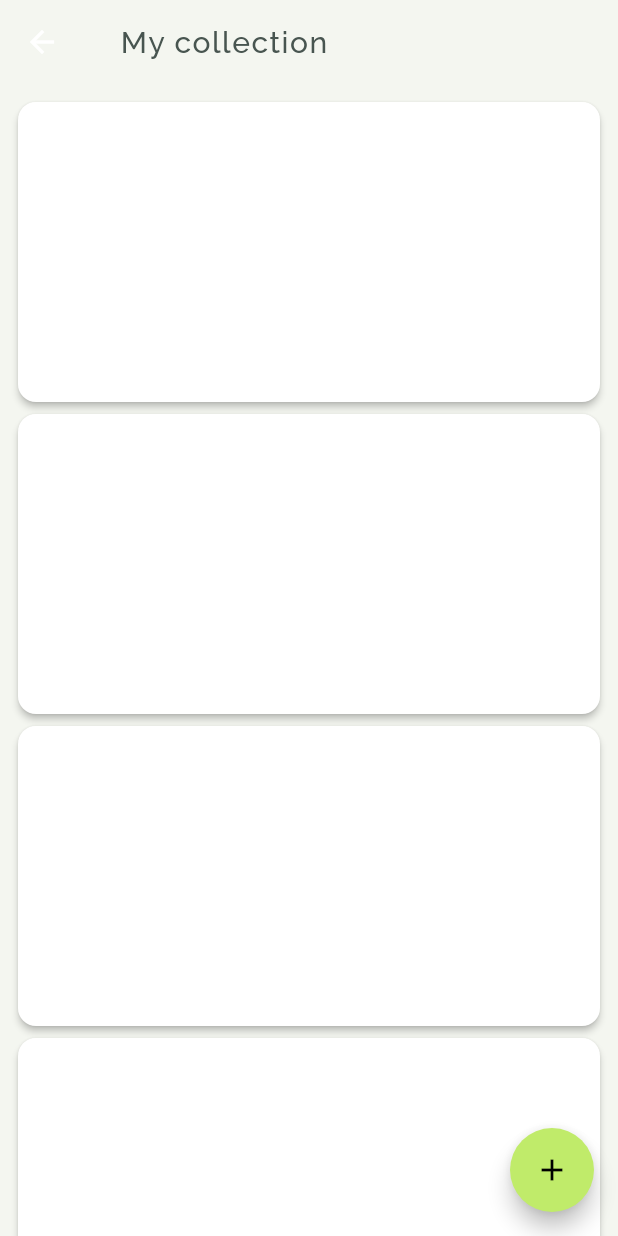
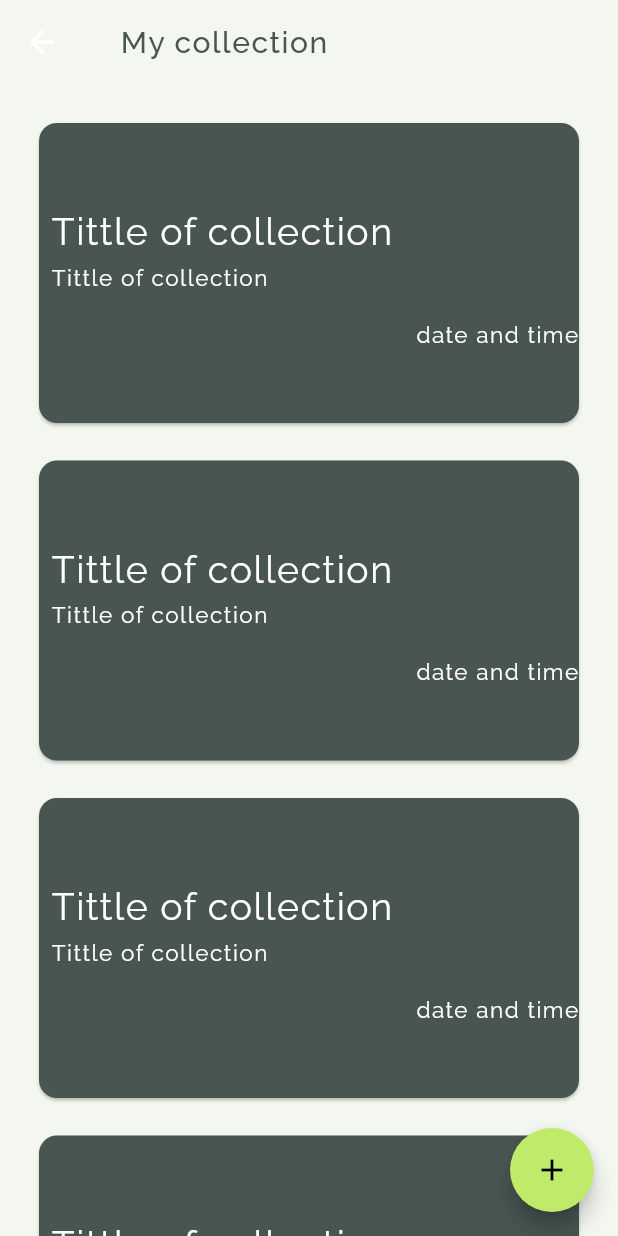
Before and after one commit to aliakbark/flutter_consciousness, a Flutter app: the MyCollection screen opened directly, on a phone screen of 412 x 824 dp. Run offline on Flutter 3.47's test engine with Material 2 defaults, Android fonts, the phone set to English and light mode, and no system bars; our stand-ins replace bottom_navy_bar, community_material_icon, dio, firebase_auth, rxdart, shared_preferences and 2 more; missing offline and left inert: country_pickers; accounts and stored records are empty.

Commit message:
card item labelled

```diff
--- a/lib/src/ui/screens/my_journey/collection_card_item.dart
+++ b/lib/src/ui/screens/my_journey/collection_card_item.dart
@@ -10,13 +10,72 @@ class _CollectionCardItemState extends State<CollectionCardItem> {
   @override
   Widget build(BuildContext context) {
     return Card(
-        elevation: 2,
+        color: Theme.of(context).primaryColor,
+        elevation: 1,
         shape: RoundedRectangleBorder(
             borderRadius: BorderRadius.all(Radius.circular(12))),
         child: ClipRRect(
             borderRadius: BorderRadius.all(Radius.circular(12)),
             child: Container(
               height: 200,
+              child: Column(
+                mainAxisSize: MainAxisSize.max,
+                mainAxisAlignment: MainAxisAlignment.center,
+                children: <Widget>[
+//                  Padding(
+//                    padding: const EdgeInsets.all(8.0),
+//                    child: Row(
+//                      children: <Widget>[
+//                        ClipRRect(
+//                          borderRadius: BorderRadius.all(Radius.circular(48)),
+//                          child: Container(
+//                            height: 40,
+//                            width: 40,
+//                            child: Icon(Icons.transform),
+//                          color: Theme.of(context).scaffoldBackgroundColor,),
+//                        ),
+//                      ],
+//                    ),
+//                  ),
+
+                Padding(
+                  padding: const EdgeInsets.all(8.0),
+                  child: Row(
+                    crossAxisAlignment: CrossAxisAlignment.center,
+                    mainAxisAlignment: MainAxisAlignment.start,
+                    children: <Widget>[
+
+                      Text("Tittle of collection",style: TextStyle(fontSize: 25,color: Colors.white),)
+                    ],
+                  ),
+                ),
+                  Padding(
+                    padding: const EdgeInsets.only(left:8.0),
+                    child: Row(
+                      crossAxisAlignment: CrossAxisAlignment.center,
+                      mainAxisAlignment: MainAxisAlignment.start,
+                      children: <Widget>[
+
+                        Text("Tittle of collection",style: TextStyle(fontSize: 15,color: Colors.white),)
+                      ],
+                    ),
+                  ),
+                  SizedBox(height: 20,),
+                  Padding(
+                    padding: const EdgeInsets.only(left:8.0),
+                    child: Row(
+                      crossAxisAlignment: CrossAxisAlignment.end,
+                      mainAxisAlignment: MainAxisAlignment.end,
+                      children: <Widget>[
+
+                        Text("date and time",style: TextStyle(fontSize: 15,color: Colors.white),)
+                      ],
+                    ),
+                  )
+
+
+
+              ],),
             )));
   }
 }
--- a/lib/src/ui/screens/my_journey/my_collection_home.dart
+++ b/lib/src/ui/screens/my_journey/my_collection_home.dart
@@ -43,11 +43,15 @@ class _MyCollectionState extends State<MyCollection> {
             ];
           },
           body: Container(
+
               child: ListView.builder(
-                  padding: EdgeInsets.all(8.0),
+                  padding: EdgeInsets.all(22.0),
                   itemCount: 4,
                   itemBuilder: (BuildContext context, int index) {
-                    return GestureDetector(child: CollectionCardItem());
+                    return GestureDetector(child: Padding(
+                      padding: const EdgeInsets.only(bottom:17.0),
+                      child: CollectionCardItem(),
+                    ));
                   })),
         ),
       ),
--- a/lib/src/ui/widgets/collection_card.dart
+++ /dev/null
@@ -1,22 +0,0 @@
-import 'package:flutter/material.dart';
-import 'package:flutter/cupertino.dart';
-
-class CollectionCard extends StatefulWidget {
-  @override
-  _CollectionCardState createState() => _CollectionCardState();
-}
-
-class _CollectionCardState extends State<CollectionCard> {
-  @override
-  Widget build(BuildContext context) {
-    return  Card(
-        elevation: 2,
-        shape: RoundedRectangleBorder(
-            borderRadius: BorderRadius.all(Radius.circular(12))),
-        child: ClipRRect(
-        borderRadius: BorderRadius.all(Radius.circular(12)),
-    child:Container(
-      height: 200,
-    )));
-  }
-}
```
